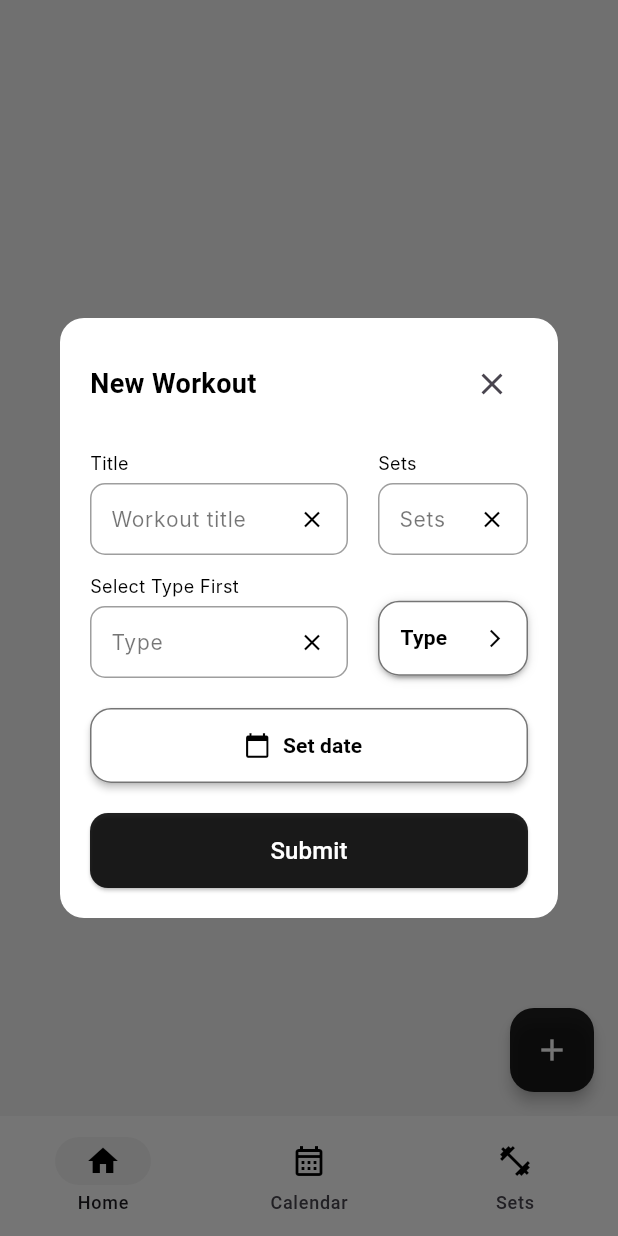
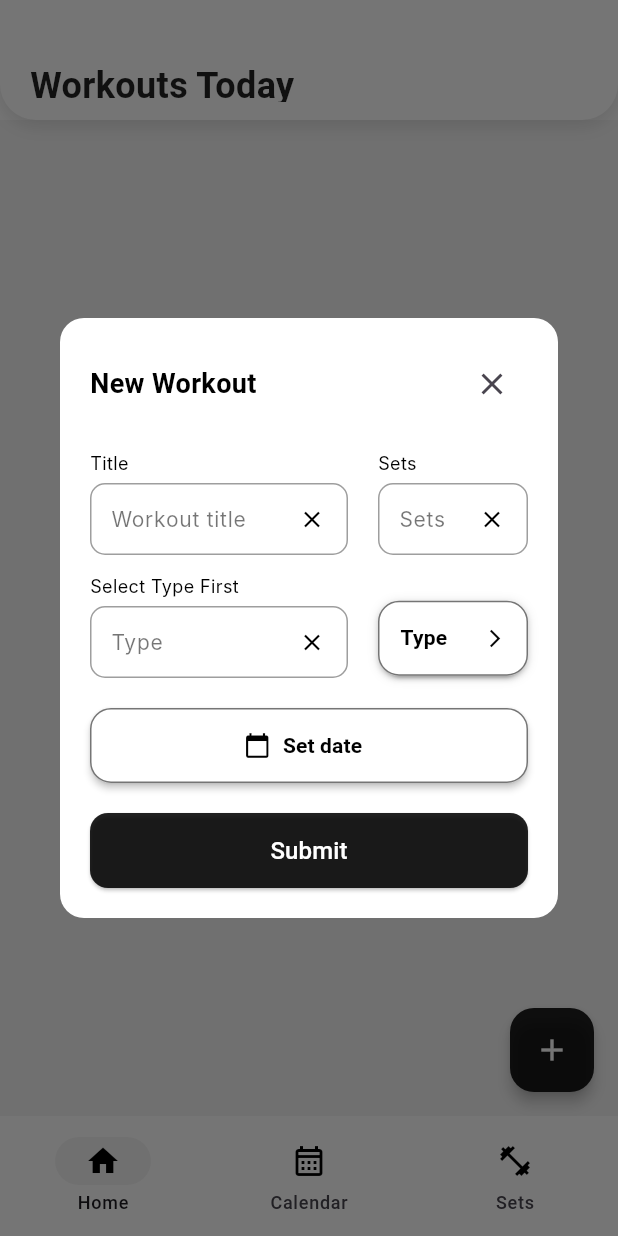
Before and after one commit to Sairusses/Workout-Tracker, a Flutter app: the screen it shows after launch, after a tap on the "add" icon, on a phone screen of 412 x 824 dp. Run offline on Flutter 3.47's test engine with Material 3 defaults, Android fonts, the phone set to English and light mode, and no system bars; drawn by our look-alikes of dropdown_button2; our stand-ins replace device_preview, flutter_slidable, fluttertoast, sqflite; accounts and stored records are empty; Roboto replaces fonts that are missing (Inter).

```diff
--- a/lib/db_helper.dart
+++ b/lib/db_helper.dart
@@ -50,23 +50,6 @@ class DBHelper {
     );
   }
 
-  Future<List<Workout>> getWorkouts() async {
-    final db = await database;
-    final List<Map<String, dynamic>> maps = await db.query('workouts');
-
-    return List.generate(maps.length, (i) {
-      return Workout(
-        id: maps[i]['id'],
-        title: maps[i]['title'],
-        type: maps[i]['type'],
-        reps: maps[i]['reps'],
-        sets: maps[i]['sets'],
-        duration: maps[i]['duration'],
-        date: DateTime.parse(maps[i]['date']),
-      );
-    });
-  }
-
   Future<void> deleteWorkout(Workout workout) async {
     final db = await database;
     await db.delete(
@@ -85,4 +68,43 @@ class DBHelper {
       whereArgs: [workout.id],
     );
   }
+
+  Future<List<Workout>> getWorkouts() async {
+    final db = await database;
+    final List<Map<String, dynamic>> maps = await db.query('workouts');
+
+    return List.generate(maps.length, (i) {
+      return Workout(
+        id: maps[i]['id'],
+        title: maps[i]['title'],
+        type: maps[i]['type'],
+        reps: maps[i]['reps'],
+        sets: maps[i]['sets'],
+        duration: maps[i]['duration'],
+        date: DateTime.parse(maps[i]['date']),
+      );
+    });
+  }
+
+  Future<List<Workout>> getTodayWorkouts() async {
+    final db = await database;
+    final String today = DateTime.now().toIso8601String().split('T').first;
+    final List<Map<String, dynamic>> maps = await db.query(
+      'workouts',
+      where: 'date LIKE ?',
+      whereArgs: ['$today%'],);
+
+    return List.generate(maps.length, (i) {
+      return Workout(
+        id: maps[i]['id'],
+        title: maps[i]['title'],
+        type: maps[i]['type'],
+        reps: maps[i]['reps'],
+        sets: maps[i]['sets'],
+        duration: maps[i]['duration'],
+        date: DateTime.parse(maps[i]['date']),
+      );
+    });
+  }
+
 }
--- a/lib/screens/home_screen.dart
+++ b/lib/screens/home_screen.dart
@@ -14,10 +14,10 @@ class HomeScreen extends StatefulWidget {
   @override
   State<HomeScreen> createState() => HomeScreenState();
 }
-class HomeScreenState extends State<HomeScreen> with TickerProviderStateMixin{
+
+class HomeScreenState extends State<HomeScreen> with TickerProviderStateMixin {
   final db = DBHelper();
   List<Workout> workouts = [];
-
 
   @override
   void initState() {
@@ -26,30 +26,71 @@ class HomeScreenState extends State<HomeScreen> with TickerProviderStateMixin{
   }
 
   Future<void> _loadWorkouts() async {
-    final data = await db.getWorkouts();
+    final data = await db.getTodayWorkouts();
     setState(() {
       workouts = data;
     });
-
   }
 
   @override
   Widget build(BuildContext context) {
     return Scaffold(
+      appBar: PreferredSize(
+        preferredSize: const Size.fromHeight(80),
+        child: AppBar(
+          elevation: 0,
+          backgroundColor: Colors.white,
+          surfaceTintColor: Colors.transparent,
+          flexibleSpace: Container(
+            decoration: const BoxDecoration(
+              color: Colors.white,
+              borderRadius: BorderRadius.only(
+                bottomLeft: Radius.circular(24),
+                bottomRight: Radius.circular(24),
+              ),
+              boxShadow: [
+                BoxShadow(
+                  color: Colors.black12,
+                  blurRadius: 10,
+                  offset: Offset(0, 4),
+                ),
+              ],
+            ),
+            padding: const EdgeInsets.fromLTRB(20, 40, 20, 12),
+            alignment: Alignment.bottomLeft,
+            child: const Text(
+              "Workouts Today",
+              style: TextStyle(
+                fontSize: 24,
+                fontWeight: FontWeight.bold,
+                color: Colors.black87,
+              ),
+            ),
+          ),
+        ),
+      ),
       body: workouts.isEmpty
-          ? const Center(child: MediumText(text: 'No workouts yet.', color: Colors.black87),)
-          : ListView.builder(
+        ? const Center(
+            child:
+                MediumText(text: 'No workouts yet.', color: Colors.black87),
+          )
+        : RefreshIndicator(
+          onRefresh: _loadWorkouts,
+          color: Colors.black,
+          child: ListView.builder(
             padding: const EdgeInsets.symmetric(vertical: 8),
             itemCount: workouts.length,
             itemBuilder: (context, index) {
               return Slidable(
                 key: ValueKey(index),
-            endActionPane: ActionPane(
-                motion: DrawerMotion(),
-                children: [
+                endActionPane:
+                  ActionPane(motion: DrawerMotion(), children: [
                     SlidableAction(
                     onPressed: (context) async {
-                      await showDialog(context: context, builder: (context) => EditWorkout(workout: workouts[index]));
+                      await showDialog(
+                          context: context,
+                          builder: (context) =>
+                              EditWorkout(workout: workouts[index]));
                       _loadWorkouts();
                     },
                     backgroundColor: Colors.transparent,
@@ -67,11 +108,11 @@ class HomeScreenState extends State<HomeScreen> with TickerProviderStateMixin{
                     icon: Icons.delete,
                     label: "Delete",
                   ),
-                ]
-            ),
+                ]),
                 child: WorkoutCard(workout: workouts[index].toMap())
               );
             },
+          ),
         ),
       backgroundColor: Colors.grey[100],
       floatingActionButton: FloatingActionButton(
```
Lines whose indentation alone changed are shown as unchanged.
